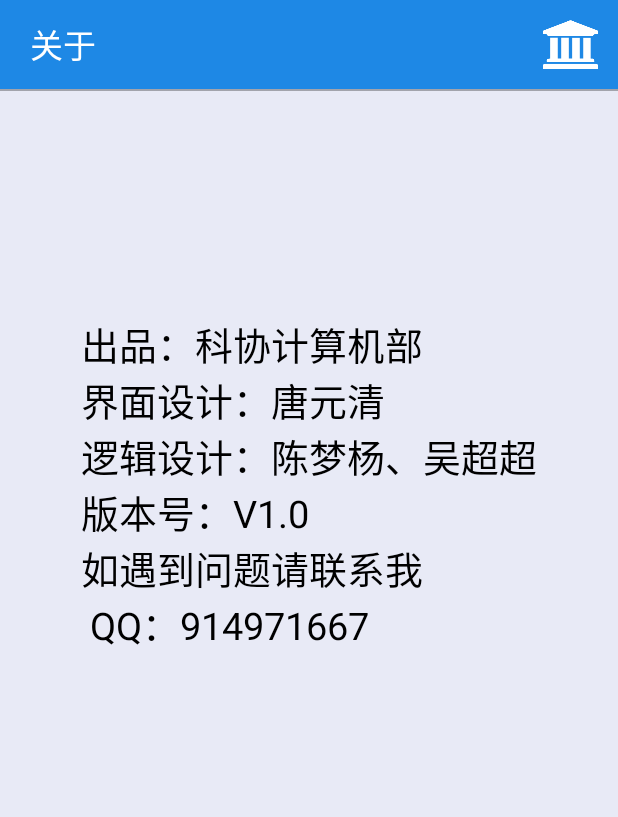
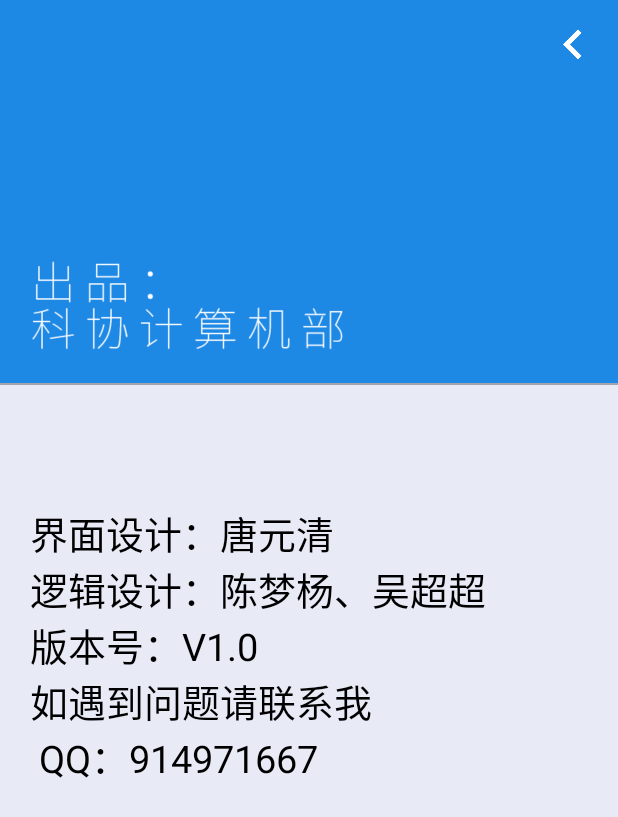
Before and after one commit to TangYuanqing/KEXIEAPP, an Android app: the Home screen opened directly, with no data from a screen before it, on a phone screen of 412 x 824 dp. Shown: the top 817 px of the screen. Run offline under Robolectric (Android 15) with nearby library versions, the phone set to English and light mode, and no system bars.

Commit message:
Version1.1

```diff
--- a/app/src/main/res/layout/about_info.xml
+++ b/app/src/main/res/layout/about_info.xml
@@ -7,10 +7,11 @@
     <LinearLayout
         android:layout_width="match_parent"
         android:layout_height="match_parent"
-        android:orientation="vertical">
+        android:orientation="vertical"
+        android:weightSum="1">
         <LinearLayout
             android:layout_width="match_parent"
-            android:layout_height="59dp"
+            android:layout_height="55dp"
             android:background="#1E88E5"
             android:orientation="horizontal">
 
@@ -22,35 +23,48 @@
                 android:layout_gravity="start|center" />
 
             <TextView
+                android:visibility="invisible"
                 android:layout_width="0dp"
                 android:layout_height="wrap_content"
-                android:layout_marginStart="10dp"
+                android:layout_marginTop="10dp"
                 android:layout_weight="8"
-                android:layout_gravity="center"
-                android:textSize="22sp"
+                android:textSize="30sp"
                 android:text="@string/info"
-                android:textColor="#ffffff" />
-
+                android:textColor="#ffffff"
+                android:id="@+id/textView" />
             <Button
                 android:id="@+id/home"
                 android:layout_width="40dp"
                 android:layout_height="40dp"
-                android:layout_margin="10dp"
-                android:background="@drawable/home"
-                android:layout_weight="0.05" />
+                android:layout_marginRight="10dp"
+                android:background="@drawable/back" />
         </LinearLayout>
+
+        <LinearLayout
+            android:layout_width="match_parent"
+            android:layout_height="wrap_content"
+            android:background="#1E88E5"
+            android:layout_weight="0.25">
+            <ImageView
+                android:layout_width="250dp"
+                android:layout_height="100dp"
+                android:layout_gravity="left|bottom"
+                android:background="@drawable/about"/>
+        </LinearLayout>
+
         <View
             android:layout_width="match_parent"
             android:layout_height="1.2dp"
             android:background="@drawable/shadow"/>
-
         <TextView
-            android:layout_width="wrap_content"
+            android:layout_width="match_parent"
             android:layout_height="wrap_content"
-            android:layout_gravity="center_horizontal"
-            android:layout_marginTop="150dp"
+            android:layout_marginTop="80dp"
+            android:layout_marginLeft="20dp"
             android:text="@string/CHUPIN"
             android:textColor="@android:color/black"
-            android:textSize="25sp"/>
+            android:textSize="25sp"
+            android:gravity="left"
+            android:id="@+id/textView2" />
     </LinearLayout>
 </LinearLayout>
--- a/app/src/main/res/layout/activity_main.xml
+++ b/app/src/main/res/layout/activity_main.xml
@@ -38,10 +38,12 @@
                 android:background="@drawable/info"
                 android:layout_weight="0.05" />
         </LinearLayout>
+
         <ImageView
             android:layout_width="match_parent"
             android:layout_height="1.2dp"
             android:background="@drawable/shadow"/>
+
         <LinearLayout
             android:layout_width="match_parent"
             android:layout_height="match_parent"
@@ -49,8 +51,8 @@
 
             <Button
                 android:id="@+id/btn_scan_barcode"
-                android:layout_width="300dp"
-                android:layout_height="300dp"
+                android:layout_width="250dp"
+                android:layout_height="250dp"
                 android:layout_gravity="center_vertical|center_horizontal"
                 android:layout_marginTop="100dp"
                 android:background="@drawable/scan"
--- a/app/src/main/res/values/strings.xml
+++ b/app/src/main/res/values/strings.xml
@@ -7,6 +7,5 @@
     <string name="info">关于</string>
     <string name="scan_KEXIE">科协扫码</string>
     <string name="resultKEXIE">扫码结果</string>
-    <string name="CHUPIN">出品：科协计算机部\n界面设计：唐元清\n逻辑设计：陈梦杨、吴超超\n版本号：V1.0\n如遇到问题请联系我\n    QQ：914971667</string>
-    <string name="titleContent">第三届科技节\n欢迎您的到来</string>
+    <string name="CHUPIN">界面设计：唐元清\n逻辑设计：陈梦杨、吴超超\n版本号：V1.0\n如遇到问题请联系我\n    QQ：914971667</string>
 </resources>
--- a/libzxing/src/main/res/layout/splashscreen.xml
+++ b/libzxing/src/main/res/layout/splashscreen.xml
@@ -6,7 +6,7 @@
     android:gravity="center"
     android:orientation="vertical"
     android:weightSum="1"
-    android:background="@android:color/white">
+    android:background="@drawable/bkg">
     <ImageView
     android:layout_width="220dp"
     android:layout_height="220dp"
```
Also changed, not shown: app/src/main/res/layout/login_status.xml (+14 -15 lines), app/src/main/res/drawable/about.png (added), app/src/main/res/drawable/back.png (added), app/src/main/res/drawable/info.png, app/src/main/res/drawable/welcome.png (added), libzxing/src/main/res/drawable-xhdpi/bkg.jpg (added), 1 other file.
